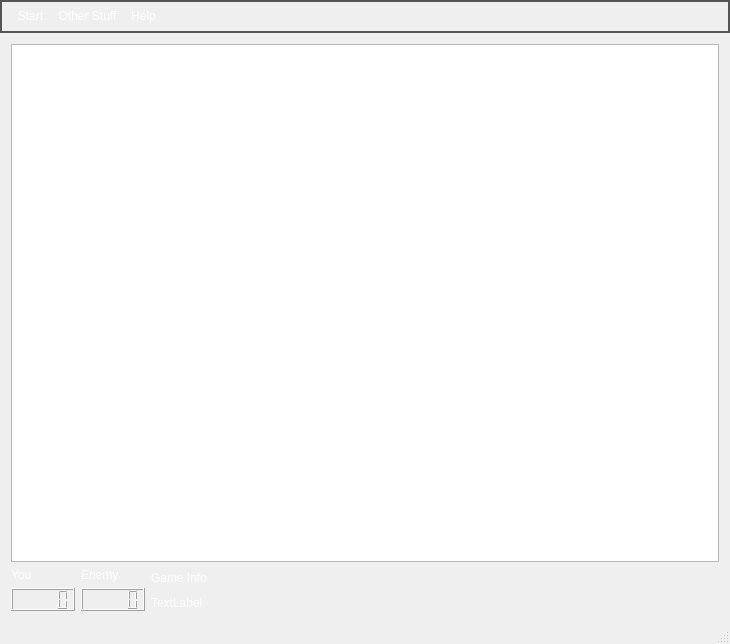
This is epikon/src/client/epikonmainwindow.ui in rockdreamer/epikon as Qt 5 draws it before an edit. The edited form follows.
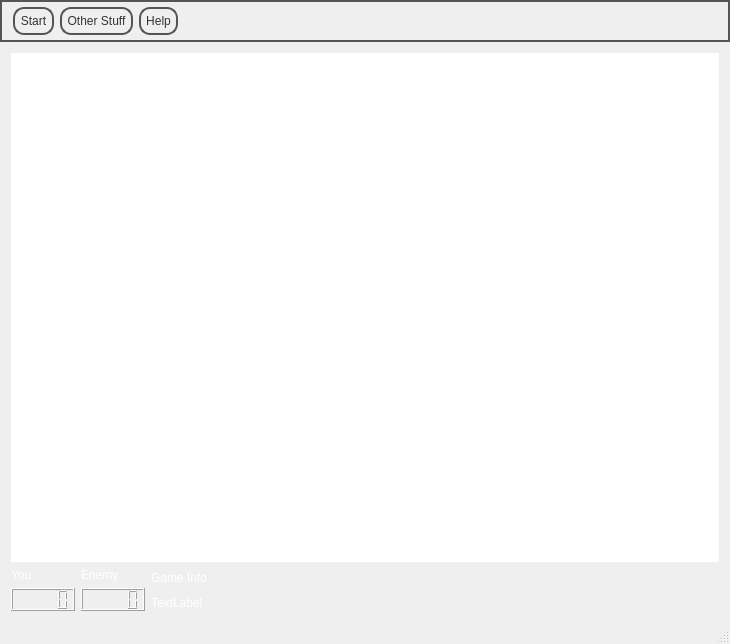
This is the edited form.

```diff
--- a/epikon/src/client/epikonmainwindow.ui
+++ b/epikon/src/client/epikonmainwindow.ui
@@ -21,20 +21,17 @@
 stop: 0.39999 #717171, stop: 0.4 #626262,
 stop: 0.9 #4c4c4c, stop: 1 #333333);
 }
- 
-#EpikonMainWindow {
+
+#EpikonMainWindow QGraphicsView { 
 border: none;
-background: qlineargradient(x1: 0, y1: 0, x2: 0, y2: 1,
-stop: 0 #a6a6a6, stop: 0.08 #7f7f7f,
-stop: 0.39999 #717171, stop: 0.4 #626262,
-stop: 0.9 #4c4c4c, stop: 1 #333333);
 }
  
-
 #EpikonMainWindow QLabel {
-color:white
+color:white;
 }
-
+#QMessageBox::aboutQt QLabel{
+color: black;
+}
 #EpikonMainWindow QPushButton {
 color: #333;
 border: 2px solid #555;
@@ -65,6 +62,27 @@
 stop: 0.39999 #717171, stop: 0.4 #626262,
 stop: 0.9 #4c4c4c, stop: 1 #333333);
 }
+
+#EpikonMainWindow QMenu {
+color: white;
+border: 2px solid #555;
+padding: 5px;
+background: qlineargradient(x1: 0, y1: 0, x2: 0, y2: 1,
+stop: 0 #a6a6a6, stop: 0.08 #7f7f7f,
+stop: 0.39999 #717171, stop: 0.4 #626262,
+stop: 0.9 #4c4c4c, stop: 1 #333333);
+}
+
+#EpikonMainWindow QMenuBar::item {
+color: #333;
+border: 2px solid #555;
+border-radius: 11px;
+padding: 5px;
+background: qradialgradient(cx: 0.3, cy: -0.4,
+fx: 0.3, fy: -0.4,
+radius: 1.35, stop: 0 #fff, stop: 1 #888);
+min-width: 10px;
+}
 </string>
   </property>
   <widget class="QWidget" name="centralWidget">
@@ -143,7 +161,7 @@
      <x>0</x>
      <y>0</y>
      <width>730</width>
-     <height>34</height>
+     <height>44</height>
     </rect>
    </property>
    <widget class="QMenu" name="menuStart">
```
